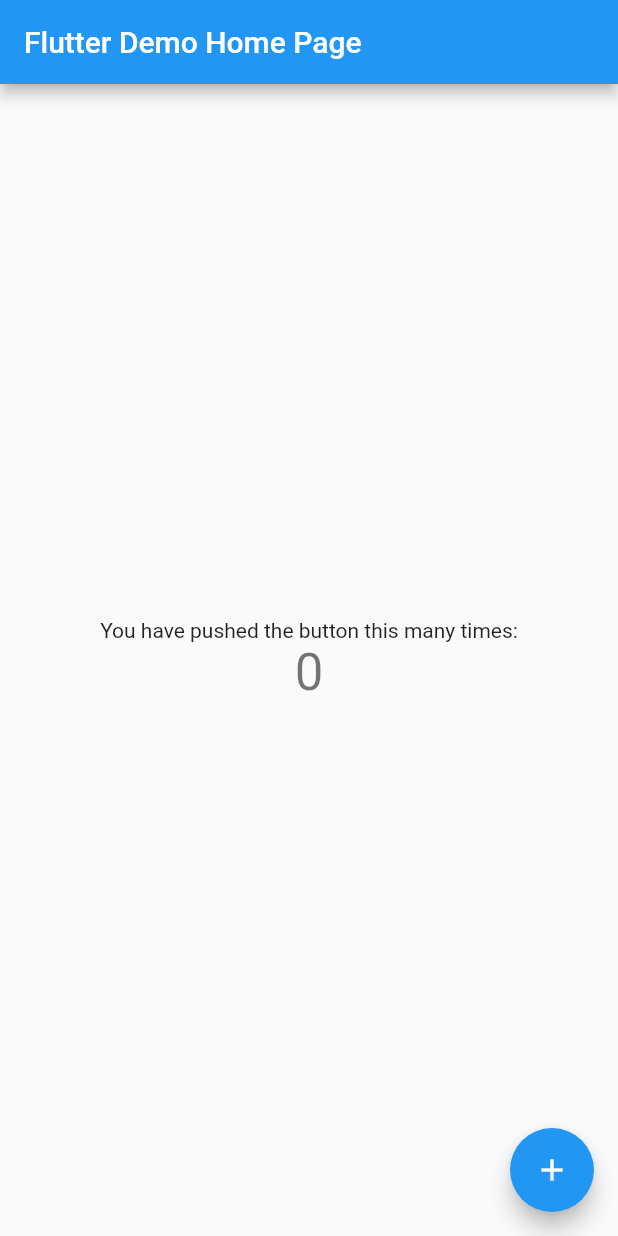
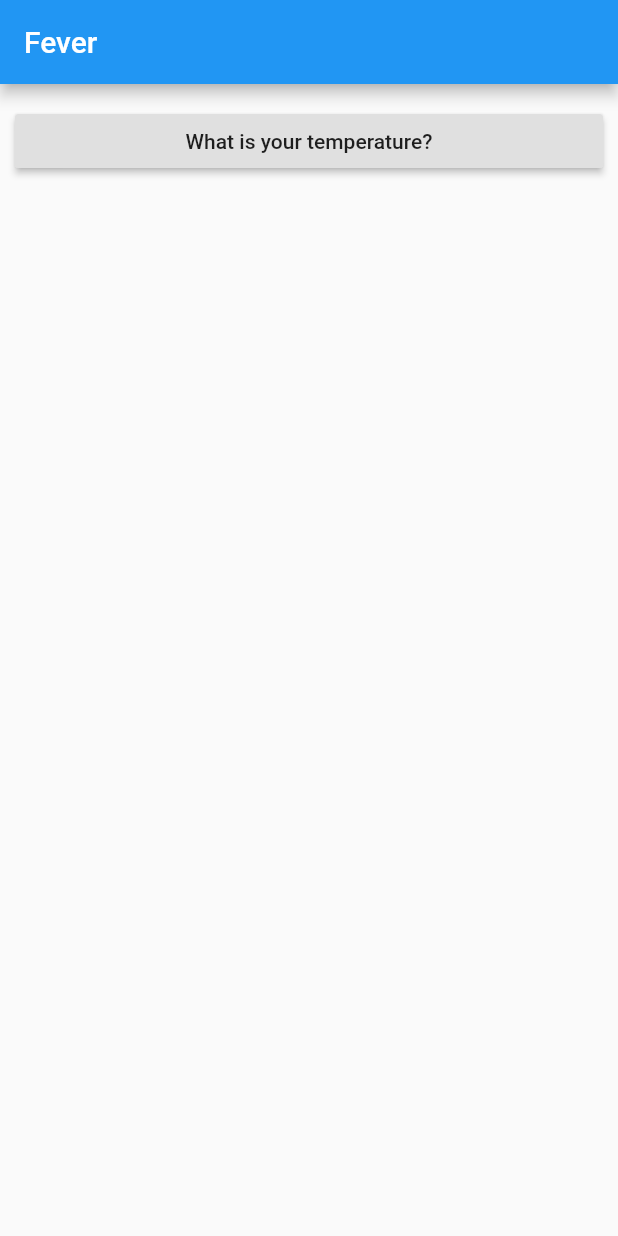
Before and after one commit to 7ctos/fever-flutter, a Flutter app: the screen it shows after launch, on a phone screen of 412 x 824 dp. Run offline on Flutter 3.47's test engine with Material 2 defaults, Android fonts, the phone set to English and light mode, and no system bars; missing offline and left inert: flutter_picker.

Commit message:
Temperature picker

```diff
--- a/lib/main.dart
+++ b/lib/main.dart
@@ -1,111 +1,77 @@
 import 'package:flutter/material.dart';
+import 'package:flutter_picker/flutter_picker.dart';
 
 void main() => runApp(MyApp());
 
-class MyApp extends StatelessWidget {
-  // This widget is the root of your application.
+class MyApp extends StatefulWidget {
+  @override
+  _MyAppState createState() => new _MyAppState();
+}
+
+class _MyAppState extends State<MyApp> {
   @override
   Widget build(BuildContext context) {
-    return MaterialApp(
-      title: 'Flutter Demo',
+    return new MaterialApp(
         theme: ThemeData(
-        // This is the theme of your application.
-        //
-        // Try running your application with "flutter run". You'll see the
-        // application has a blue toolbar. Then, without quitting the app, try
-        // changing the primarySwatch below to Colors.green and then invoke
-        // "hot reload" (press "r" in the console where you ran "flutter run",
-        // or simply save your changes to "hot reload" in a Flutter IDE).
-        // Notice that the counter didn't reset back to zero; the application
-        // is not restarted.
           primarySwatch: Colors.blue,
         ),
-      home: MyHomePage(title: 'Flutter Demo Home Page'),
-    );
+        home: new MyHomePage());
   }
 }
 
 class MyHomePage extends StatefulWidget {
-  MyHomePage({Key key, this.title}) : super(key: key);
-
-  // This widget is the home page of your application. It is stateful, meaning
-  // that it has a State object (defined below) that contains fields that affect
-  // how it looks.
-
-  // This class is the configuration for the state. It holds the values (in this
-  // case the title) provided by the parent (in this case the App widget) and
-  // used by the build method of the State. Fields in a Widget subclass are
-  // always marked "final".
-
-  final String title;
-
   @override
   _MyHomePageState createState() => _MyHomePageState();
 }
 
 class _MyHomePageState extends State<MyHomePage> {
-  int _counter = 0;
-
-  void _incrementCounter() {
-    setState(() {
-      // This call to setState tells the Flutter framework that something has
-      // changed in this State, which causes it to rerun the build method below
-      // so that the display can reflect the updated values. If we changed
-      // _counter without calling setState(), then the build method would not be
-      // called again, and so nothing would appear to happen.
-      _counter++;
-    });
-  }
-
+  String stateText;
   @override
   Widget build(BuildContext context) {
-    // This method is rerun every time setState is called, for instance as done
-    // by the _incrementCounter method above.
-    //
-    // The Flutter framework has been optimized to make rerunning build methods
-    // fast, so that you can just rebuild anything that needs updating rather
-    // than having to individually change instances of widgets.
-    return Scaffold(
+    return MaterialApp(
+      title: 'Fever',
+      home: Scaffold(
         appBar: AppBar(
-        // Here we take the value from the MyHomePage object that was created by
-        // the App.build method, and use it to set our appbar title.
-        title: Text(widget.title),
+          title: Text('Fever'),
         ),
-      body: Center(
-        // Center is a layout widget. It takes a single child and positions it
-        // in the middle of the parent.
-        child: Column(
-          // Column is also a layout widget. It takes a list of children and
-          // arranges them vertically. By default, it sizes itself to fit its
-          // children horizontally, and tries to be as tall as its parent.
-          //
-          // Invoke "debug painting" (press "p" in the console, choose the
-          // "Toggle Debug Paint" action from the Flutter Inspector in Android
-          // Studio, or the "Toggle Debug Paint" command in Visual Studio Code)
-          // to see the wireframe for each widget.
-          //
-          // Column has various properties to control how it sizes itself and
-          // how it positions its children. Here we use mainAxisAlignment to
-          // center the children vertically; the main axis here is the vertical
-          // axis because Columns are vertical (the cross axis would be
-          // horizontal).
-          mainAxisAlignment: MainAxisAlignment.center,
+        body: Container(
+          padding: EdgeInsets.all(10.0),
+          alignment: Alignment.topCenter,
+          child: ListView(
             children: <Widget>[
-            Text(
-              'You have pushed the button this many times:',
-            ),
-            Text(
-              '$_counter',
-              style: Theme.of(context).textTheme.display1,
+              (stateText != null) ? Text(stateText) : Container(),
+              SizedBox(height: 4.0),
+              RaisedButton(
+                child: Text('What is your temperature?'),
+                onPressed: () {
+                  showPickerNumber(context);
+                },
               ),
             ],
           ),
         ),
-      floatingActionButton: FloatingActionButton(
-        onPressed: _incrementCounter,
-        tooltip: 'Increment',
-        child: Icon(Icons.add),
-      ), // This trailing comma makes auto-formatting nicer for build methods.
+      ),
     );
   }
 }
+
+showPickerNumber(BuildContext context) {
+  Picker(
+      adapter: NumberPickerAdapter(data: [
+        NumberPickerColumn(
+            begin: 970,
+            end: 1050,
+            postfix: Text(""),
+            suffix: Text(" F"),
+            onFormatValue: (v) {
+              return (v / 10).toString();
+            }),
+      ]),
+      hideHeader: true,
+      title: Text("Please Select"),
+      selectedTextStyle: TextStyle(color: Colors.blue),
+      onConfirm: (Picker picker, List value) {
+        print(value.toString());
+        print(picker.getSelectedValues());
+      }).showDialog(context);
+}
--- a/pubspec.yaml
+++ b/pubspec.yaml
@@ -23,6 +23,9 @@ dependencies:
   # The following adds the Cupertino Icons font to your application.
   # Use with the CupertinoIcons class for iOS style icons.
   cupertino_icons: ^0.1.2
+
+  flutter_picker:
+    git: git://github.com/yangyxd/flutter_picker.git
 
 dev_dependencies:
   flutter_test:
```
Also changed, not shown: pubspec.lock. Lines whose indentation alone changed are shown as unchanged.
